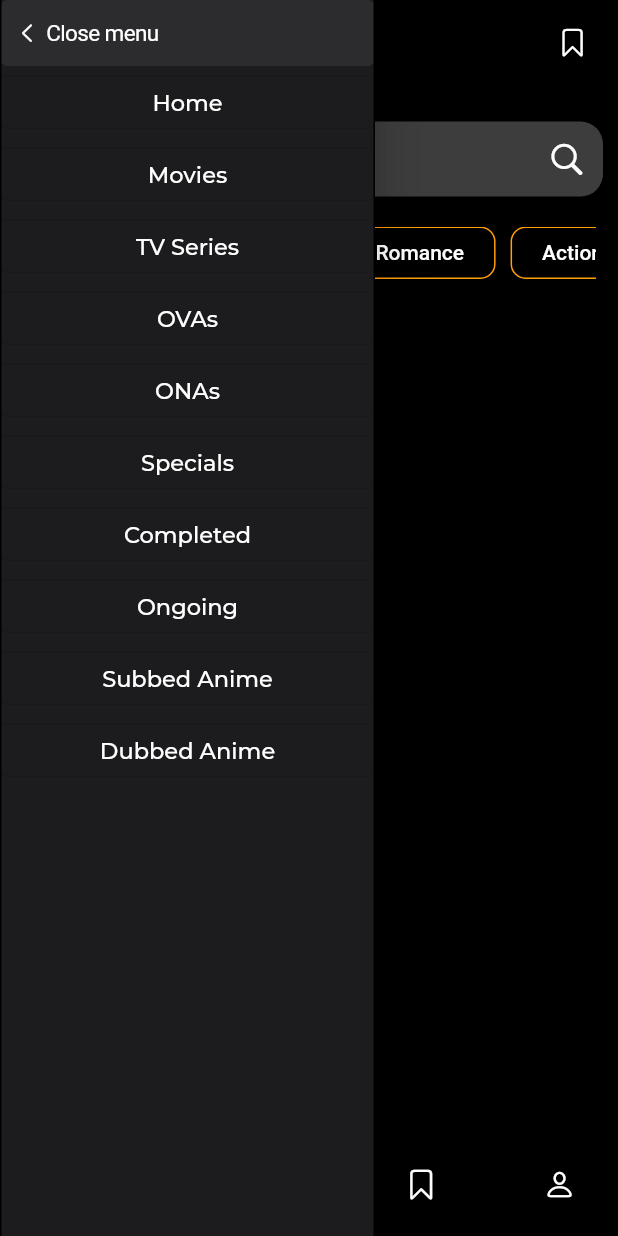
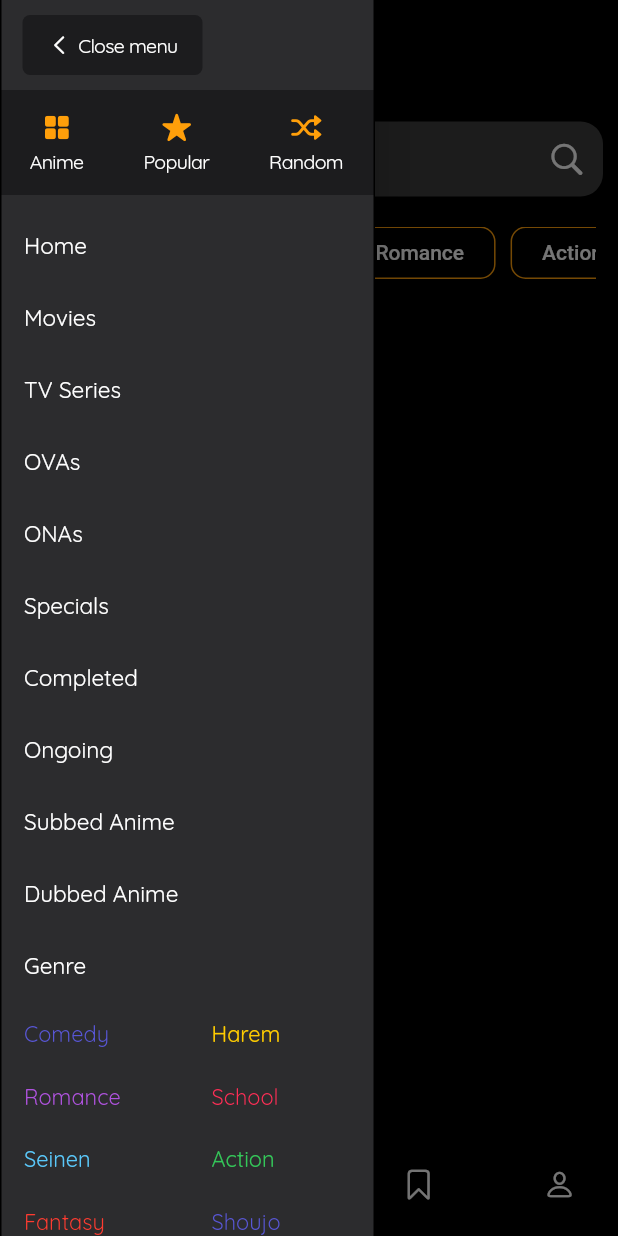
Before and after one commit to VaunshikaG/animerush, a Flutter app: the screen it shows after launch, item 2 of the bottom bar chosen, with the side drawer open, on a phone screen of 412 x 824 dp. Run offline on Flutter 3.47's test engine with Material 2 defaults, Android fonts, the phone set to English and light mode, and no system bars; drawn by our look-alikes of google_nav_bar; our stand-ins replace anim_search_bar, animate_do, carousel_slider, dot_navigation_bar, font_awesome_flutter, google_fonts and 1 more; missing offline and left inert: sliver_header_delegate; network calls fail.

Commit message:
app drawer & app icon commit - 28.01.2023

```diff
--- a/lib/main.dart
+++ b/lib/main.dart
@@ -1,5 +1,6 @@
 import 'package:animate_do/animate_do.dart';
 import 'package:animerush/screens/BottomBar.dart';
+import 'package:animerush/screens/HomeDrawer.dart';
 import 'package:animerush/theme.dart';
 import 'package:flutter/cupertino.dart';
 import 'package:flutter/foundation.dart';
@@ -21,7 +22,7 @@ class MyApp extends StatelessWidget {
       debugShowCheckedModeBanner: false,
       theme: ThemeData(
         primarySwatch: Colors.orange,
-        textTheme: GoogleFonts.montserratTextTheme(
+        textTheme: GoogleFonts.quicksandTextTheme(
           Theme.of(context).textTheme,
         ),
       ),
@@ -56,7 +57,7 @@ class _SplashState extends State<Splash> {
           decoration: BoxDecoration(
             color: Colors.black,
             image: DecorationImage(
-              image: AssetImage('assets/img/c.png'),
+              image: const AssetImage('assets/img/c.png'),
               fit: BoxFit.cover,
               colorFilter: ColorFilter.mode(CustomTheme.themeColor1, BlendMode.softLight),
             ),
--- a/lib/screens/BottomBar.dart
+++ b/lib/screens/BottomBar.dart
@@ -47,17 +47,9 @@ class _BottomBarState extends State<BottomBar> {
         elevation: 0,
         iconTheme: IconThemeData(color: CustomTheme.white),
         backgroundColor: CustomTheme.themeColor2,
-        actions: [
-          CupertinoButton(
-              child: Icon(
-                CupertinoIcons.bookmark,
-                color: CustomTheme.white,
-              ),
-              onPressed: () {}),
-        ],
       ),
       drawerEdgeDragWidth: 50,
-      drawerScrimColor: Colors.transparent,
+      // drawerScrimColor: Colors.transparent,
       drawer: const HomeDrawer(),
       body: _tabs[_selectedTab],
       bottomNavigationBar: Container(
@@ -73,7 +65,7 @@ class _BottomBarState extends State<BottomBar> {
           gap: 8,
           iconSize: 22,
           backgroundColor: CustomTheme.themeColor2,
-          tabBackgroundColor: CustomTheme.blur2,
+          tabBackgroundColor: CustomTheme.grey2,
           tabs: const [
             GButton(
               icon: CupertinoIcons.house,
--- a/lib/screens/Home.dart
+++ b/lib/screens/Home.dart
@@ -179,7 +179,7 @@ class _HomeState extends State<Home> with SingleTickerProviderStateMixin {
                                     padding: EdgeInsets.zero,
                                     decoration: BoxDecoration(
                                       color: (index % 2 == 0)
-                                          ? CustomTheme.blur
+                                          ? CustomTheme.grey1
                                           : Colors.white.withOpacity(0.0),
                                       borderRadius: BorderRadius.circular(10),
                                       image: DecorationImage(
@@ -254,7 +254,7 @@ class _HomeState extends State<Home> with SingleTickerProviderStateMixin {
                                             height: 25,
                                             child: CupertinoButton(
                                               onPressed: () {},
-                                              color: CustomTheme.blur3,
+                                              color: CustomTheme.grey3,
                                               padding: const EdgeInsets.symmetric(
                                                   vertical: 0, horizontal: 10),
                                               disabledColor: CustomTheme.white,
@@ -278,6 +278,8 @@ class _HomeState extends State<Home> with SingleTickerProviderStateMixin {
                                                       style: TextStyle(
                                                         color: CustomTheme.white,
                                                         fontSize: 12,
+                                                        fontWeight: FontWeight.bold,
+                                                        fontFamily: "Quicksand",
                                                       ),
                                                     ),
                                                   ],
@@ -316,6 +318,8 @@ class _HomeState extends State<Home> with SingleTickerProviderStateMixin {
                                                         color: CustomTheme
                                                             .themeColor2,
                                                         fontSize: 13,
+                                                        fontWeight: FontWeight.bold,
+                                                        fontFamily: "Quicksand",
                                                       ),
                                                     ),
                                                   ],
@@ -354,7 +358,7 @@ class _HomeState extends State<Home> with SingleTickerProviderStateMixin {
                                 dotHeight: 8,
                                 dotWidth: 15,
                                 activeDotColor: CustomTheme.themeColor1,
-                                dotColor: CustomTheme.blur2,
+                                dotColor: CustomTheme.grey2,
                               ),
                             ),
                           ],
@@ -395,7 +399,7 @@ class _HomeState extends State<Home> with SingleTickerProviderStateMixin {
                                       padding: const EdgeInsets.symmetric(
                                           horizontal: 10),
                                       margin: EdgeInsets.zero,
-                                      color: CustomTheme.blur,
+                                      color: CustomTheme.grey1,
                                       child: Column(
                                         mainAxisAlignment: MainAxisAlignment.center,
                                         children: [
@@ -457,7 +461,7 @@ class _HomeState extends State<Home> with SingleTickerProviderStateMixin {
 
                         //  types
                         Container(
-                          color: CustomTheme.blur2,
+                          color: CustomTheme.grey2,
                           margin: const EdgeInsets.fromLTRB(15, 20, 15, 0),
                           padding: const EdgeInsets.symmetric(vertical: 15, horizontal: 15),
                           alignment: Alignment.centerLeft,
@@ -513,13 +517,13 @@ class _HomeState extends State<Home> with SingleTickerProviderStateMixin {
                                   ),
                                 ),
                                 dense: true,
-                                tileColor: (index % 2 == 0) ? CustomTheme.blur : CustomTheme.blur2,
+                                tileColor: (index % 2 == 0) ? CustomTheme.grey1 : CustomTheme.grey2,
                                 contentPadding: const EdgeInsets.symmetric(vertical: 10, horizontal: 10),
                               );
                             }),
                         ),
                         Container(
-                          color: CustomTheme.blur2,
+                          color: CustomTheme.grey2,
                           margin: const EdgeInsets.fromLTRB(15, 20, 15, 0),
                           padding: const EdgeInsets.symmetric(
                               vertical: 15, horizontal: 15),
@@ -580,14 +584,14 @@ class _HomeState extends State<Home> with SingleTickerProviderStateMixin {
                                   ),
                                 ),
                                 dense: true,
-                                tileColor: (index % 2 == 0) ? CustomTheme.blur : CustomTheme.blur2,
+                                tileColor: (index % 2 == 0) ? CustomTheme.grey1 : CustomTheme.grey2,
                                 contentPadding: const EdgeInsets.symmetric(vertical: 10, horizontal: 10),
                               );
                             },
                           ),
                         ),
                         Container(
-                          color: CustomTheme.blur2,
+                          color: CustomTheme.grey2,
                           margin: const EdgeInsets.fromLTRB(15, 20, 15, 0),
                           padding: const EdgeInsets.symmetric(
                               vertical: 15, horizontal: 15),
@@ -648,14 +652,14 @@ class _HomeState extends State<Home> with SingleTickerProviderStateMixin {
                                   ),
                                 ),
                                 dense: true,
-                                tileColor: (index % 2 == 0) ? CustomTheme.blur : CustomTheme.blur2,
+                                tileColor: (index % 2 == 0) ? CustomTheme.grey1 : CustomTheme.grey2,
                                 contentPadding: const EdgeInsets.symmetric(vertical: 10, horizontal: 10),
                               );
                             },
                           ),
                         ),
                         Container(
-                          color: CustomTheme.blur2,
+                          color: CustomTheme.grey2,
                           margin: const EdgeInsets.fromLTRB(15, 20, 15, 0),
                           padding: const EdgeInsets.symmetric(
                               vertical: 15, horizontal: 15),
@@ -716,7 +720,7 @@ class _HomeState extends State<Home> with SingleTickerProviderStateMixin {
                                   ),
                                 ),
                                 dense: true,
-                                tileColor: (index % 2 == 0) ? CustomTheme.blur : CustomTheme.blur2,
+                                tileColor: (index % 2 == 0) ? CustomTheme.grey1 : CustomTheme.grey2,
                                 contentPadding: const EdgeInsets.symmetric(vertical: 10, horizontal: 10),
                               );
                             },
--- a/lib/screens/HomeDrawer.dart
+++ b/lib/screens/HomeDrawer.dart
@@ -13,7 +13,6 @@ class HomeDrawer extends StatefulWidget {
 }
 
 class _HomeDrawerState extends State<HomeDrawer> {
-
   List<String> title = [
     "Home",
     "Movies",
@@ -25,54 +24,81 @@ class _HomeDrawerState extends State<HomeDrawer> {
     "Ongoing",
     "Subbed Anime",
     "Dubbed Anime",
+    "Genre",
+  ];
+  List<String> menu = [
+    "Anime",
+    "Popular",
+    "Random",
+  ];
+  List<IconData> menuIcon = [
+    CupertinoIcons.square_grid_2x2_fill,
+    CupertinoIcons.star_fill,
+    CupertinoIcons.shuffle,
+  ];
+  List<String> genre = [
+    "Comedy",
+    "Harem",
+    "Romance",
+    "School",
+    "Seinen",
+    "Action",
+    "Fantasy",
+    "Shoujo",
+    "Parody",
+    "Shounen",
+    "Super Power",
+    "Slice Of Life",
+    "Kids",
+    "Mecha",
+    "Police",
+    "Psychological",
+    "Sci-Fi",
+    "Sports",
+    "Drama",
+    "Mystery",
+    "Supernatural",
+    "Vampire",
   ];
 
   @override
   Widget build(BuildContext context) {
     return SafeArea(
-      bottom: false,
       child: NotificationListener<OverscrollIndicatorNotification>(
         onNotification: (overscroll) {
           overscroll.disallowGlow();
           return false;
         },
-        child: Align(
-          alignment: Alignment.topLeft,
         child: Container(
           alignment: Alignment.topLeft,
           height: MediaQuery.of(context).size.height / 1,
           width: 250,
-            decoration: const BoxDecoration(
-              borderRadius: BorderRadius.only(
-                bottomRight: Radius.circular(5),
-                topRight: Radius.circular(5),
-              ),
-            ),
           child: Drawer(
             shape: const Border.symmetric(vertical: BorderSide()),
-              backgroundColor: CustomTheme.blur,
+            backgroundColor: CustomTheme.grey3,
+            child: SingleChildScrollView(
               child: Column(
                 crossAxisAlignment: CrossAxisAlignment.start,
                 children: [
                   Container(
-                    // width: 50,
-                    // height: 40,
+                    margin: const EdgeInsets.only(left: 15, top: 10),
+                    width: 120,
+                    height: 40,
                     child: CupertinoButton(
                       onPressed: () => Navigator.of(context).pop(),
-                      color: CustomTheme.blur3,
+                      color: CustomTheme.grey1,
                       padding: const EdgeInsets.symmetric(
                           vertical: 0, horizontal: 10),
                       disabledColor: CustomTheme.white,
                       pressedOpacity: 0.6,
                       borderRadius:
-                      const BorderRadius.all(
-                          Radius.circular(5),
-                      ),
+                      const BorderRadius.all(Radius.circular(5)),
+                      child: FittedBox(
                         child: Row(
+                          mainAxisAlignment: MainAxisAlignment.spaceEvenly,
                           children: [
                             Icon(
-                            CupertinoIcons
-                                .chevron_left,
+                              CupertinoIcons.chevron_left,
                               size: 16,
                               color: CustomTheme.white,
                             ),
@@ -81,17 +107,59 @@ class _HomeDrawerState extends State<HomeDrawer> {
                               "Close menu",
                               style: TextStyle(
                                 color: CustomTheme.white,
-                              fontSize: 15,
+                                fontSize: 13,
+                                fontFamily: "Quicksand",
                               ),
                             ),
                           ],
                         ),
                       ),
                     ),
+                  ),
                   Container(
-                    alignment: Alignment.topLeft,
-                    margin: const EdgeInsets.only(bottom: 20),
+                    height: 70,
+                    width: 250,
+                    color: CustomTheme.grey1,
+                    margin: const EdgeInsets.symmetric(vertical: 10),
                     child: ListView.builder(
+                      itemCount: menu.length,
+                      shrinkWrap: true,
+                      scrollDirection: Axis.horizontal,
+                      physics: const ClampingScrollPhysics(),
+                      itemBuilder: (BuildContext context, int index) {
+                        return CupertinoButton(
+                          onPressed: () => Navigator.of(context).pop(),
+                          color: CustomTheme.grey1,
+                          padding: const EdgeInsets.symmetric(vertical: 0, horizontal: 20),
+                          disabledColor: CustomTheme.white,
+                          pressedOpacity: 0.6,
+                          borderRadius: const BorderRadius.all(Radius.circular(5)),
+                          child: FittedBox(
+                            fit: BoxFit.contain,
+                            child: Column(
+                              mainAxisAlignment: MainAxisAlignment.center,
+                              children: [
+                                Icon(
+                                  menuIcon[index],
+                                  color: CustomTheme.themeColor1,
+                                ),
+                                const SizedBox(height: 5),
+                                Text(
+                                  menu[index],
+                                  style: TextStyle(
+                                    color: CustomTheme.white,
+                                    fontSize: 13,
+                                    fontFamily: "Quicksand",
+                                  ),
+                                ),
+                              ],
+                            ),
+                          ),
+                        );
+                      },
+                    ),
+                  ),
+                  ListView.builder(
                     itemCount: title.length,
                     shrinkWrap: true,
                     scrollDirection: Axis.vertical,
@@ -100,6 +168,8 @@ class _HomeDrawerState extends State<HomeDrawer> {
                       return OutlinedButton(
                         onPressed: () {},
                         style: OutlinedButton.styleFrom(
+                          side: BorderSide.none,
+                          alignment: Alignment.centerLeft,
                         ),
                         child: Text(
                           title[index],
@@ -111,6 +181,35 @@ class _HomeDrawerState extends State<HomeDrawer> {
                       );
                     },
                   ),
+                  GridView.builder(
+                    shrinkWrap: true,
+                    scrollDirection: Axis.vertical,
+                    gridDelegate:
+                    const SliverGridDelegateWithMaxCrossAxisExtent(
+                      maxCrossAxisExtent: 200,
+                      childAspectRatio: 6 / 2,
+                      crossAxisSpacing: 0,
+                      mainAxisSpacing: 0,
+                    ),
+                    itemCount: genre.length,
+                    physics: NeverScrollableScrollPhysics(),
+                    itemBuilder: (BuildContext ctx, index) {
+                      return OutlinedButton(
+                        onPressed: () {},
+                        style: OutlinedButton.styleFrom(
+                          side: BorderSide.none,
+                          alignment: Alignment.centerLeft,
+                        ),
+                        child: Text(
+                          genre[index],
+                          softWrap: true,
+                          style: TextStyle(
+                            fontSize: 14.5,
+                            color: ColorList[index % ColorList.length],
+                          ),
+                        ),
+                      );
+                    },
                   ),
                 ],
               ),
--- a/lib/theme.dart
+++ b/lib/theme.dart
@@ -1,8 +1,7 @@
 import 'dart:ui';
 import 'package:flutter/cupertino.dart';
 
-class CustomTheme
-{
+class CustomTheme {
   const CustomTheme();
   // f8b745 orange
   // 202125  black
@@ -11,10 +10,18 @@ class CustomTheme
   static Color themeColor2 = CupertinoColors.black;
 
   static Color white = CupertinoColors.white;
-  static Color blur = CupertinoColors.systemGrey6.darkColor;
-  static Color blur2 = CupertinoColors.systemGrey5.darkHighContrastColor;
-  static Color blur3 = CupertinoColors.systemGrey5.darkColor;
+  static Color grey1 = CupertinoColors.systemGrey6.darkColor;
+  static Color grey2 = CupertinoColors.systemGrey5.darkHighContrastColor;
+  static Color grey3 = CupertinoColors.systemGrey5.darkColor;
   static Color transparent = Color(0x3C000000);
+}
 
-
-}
+List<Color> ColorList = [
+  CupertinoColors.systemIndigo,
+  CupertinoColors.systemYellow,
+  CupertinoColors.systemPurple,
+  CupertinoColors.systemPink,
+  CupertinoColors.systemTeal,
+  CupertinoColors.systemGreen,
+  CupertinoColors.systemRed,
+];
```
Also changed, not shown: pubspec.yaml (+12 -7 lines), assets/font/Quicksand/Quicksand-Bold.ttf (added), assets/font/Quicksand/Quicksand-Light.ttf (added), assets/font/Quicksand/Quicksand-Medium.ttf (added), assets/font/Quicksand/Quicksand-Regular.ttf (added), assets/font/Quicksand/Quicksand-SemiBold.ttf (added), 6 other files. Lines whose indentation alone changed are shown as unchanged.
